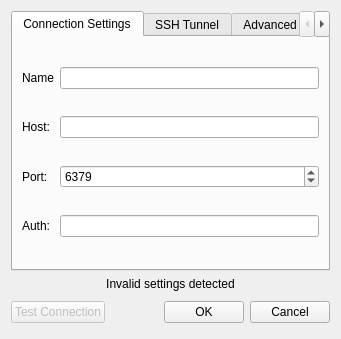
The window that redis-desktop-manager/forms/connection.ui (RedisInsight/RedisDesktopManager) describes before a commit, drawn with Qt 5.
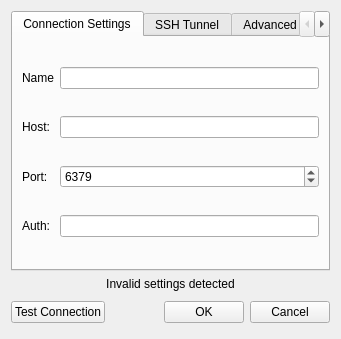
The same window after the commit. Icons and pictures are not drawn.

The edit to the form file:
```diff
--- a/redis-desktop-manager/forms/connection.ui
+++ b/redis-desktop-manager/forms/connection.ui
@@ -325,7 +325,7 @@
      <item>
       <widget class="QPushButton" name="pushButton">
        <property name="enabled">
-        <bool>false</bool>
+        <bool>true</bool>
        </property>
        <property name="text">
         <string>Test Connection</string>
```
Left out of the diff: 2 changed lines with no effect on the pictures.
